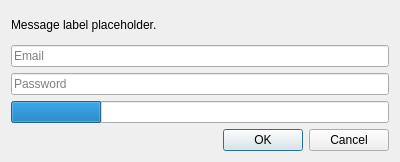
Above: application/dialogs/LoginDialog.ui from FreesmTeam/FreesmLauncher before the change. Below: the same form after it.
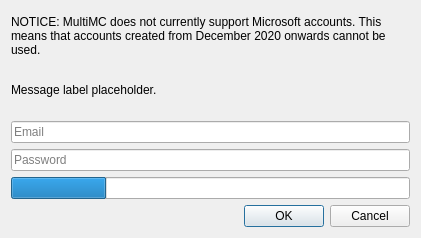
That is the form after the change.

Commit message:
NOISSUE Add notice re MSA to login dialog
This commit should be reverted when support for Microsoft/Xbox
authentication is introduced.

Diff of the .ui file:
```diff
--- a/application/dialogs/LoginDialog.ui
+++ b/application/dialogs/LoginDialog.ui
@@ -6,8 +6,8 @@
    <rect>
     <x>0</x>
     <y>0</y>
-    <width>400</width>
-    <height>162</height>
+    <width>421</width>
+    <height>238</height>
    </rect>
   </property>
   <property name="sizePolicy">
@@ -20,6 +20,16 @@
    <string>Add Account</string>
   </property>
   <layout class="QVBoxLayout" name="verticalLayout">
+   <item>
+    <widget class="QLabel" name="microsoftAccountsNoticeLabel">
+     <property name="text">
+      <string>NOTICE: MultiMC does not currently support Microsoft accounts. This means that accounts created from December 2020 onwards cannot be used.</string>
+     </property>
+     <property name="wordWrap">
+      <bool>true</bool>
+     </property>
+    </widget>
+   </item>
    <item>
     <widget class="QLabel" name="label">
      <property name="text">
```
